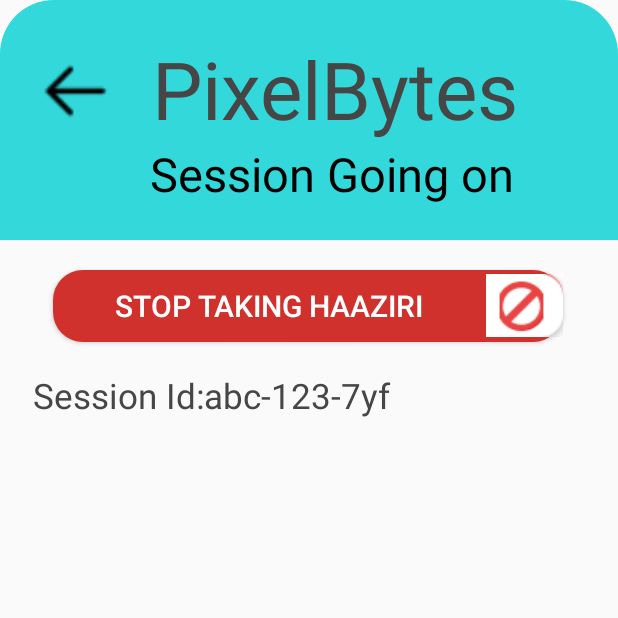
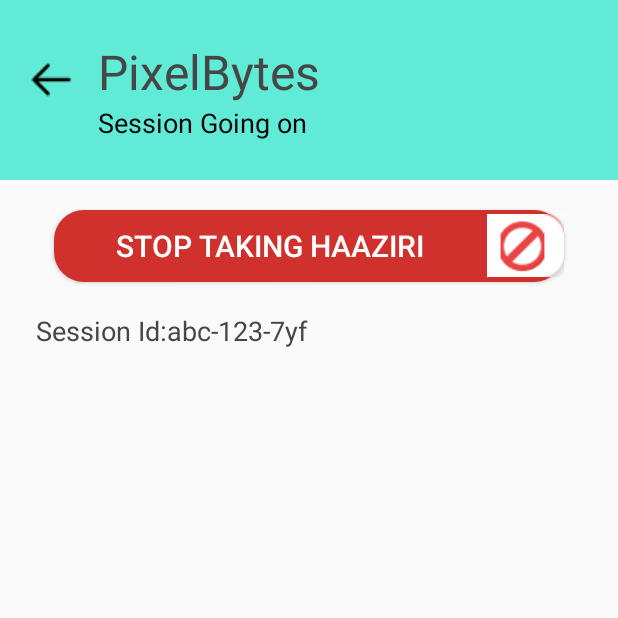
Before and after one commit to rvr007-glitch/Haaziri, an Android app: the CurrentSessionActivity screen opened directly, with no data from a screen before it, on a phone screen of 412 x 824 dp, the top half of it. Run offline under Robolectric (Android 15) with nearby library versions, the phone set to English and light mode, and no system bars; Roboto replaces fonts that are not available here.

Commit message:
Crash fix and current session current session design updates and correction

```diff
--- a/app/src/main/AndroidManifest.xml
+++ b/app/src/main/AndroidManifest.xml
@@ -11,7 +11,8 @@
         android:roundIcon="@mipmap/ic_launcher_round"
         android:supportsRtl="true"
         android:theme="@style/Theme.Haaziri">
-        <activity android:name=".sessions.CurrentSessionActivity"></activity>
+        <activity android:name=".sessions.CurrentSessionActivity"
+            android:theme="@style/Theme.AppCompat.Light.NoActionBar"/>
         <activity android:name=".teamhome.TeamHomeOwner" />
         <activity android:name=".teamhome.TeamHomeGuest" />
         <activity
--- a/app/src/main/java/com/hackslash/haaziri/sessions/CurrentSessionActivity.java
+++ b/app/src/main/java/com/hackslash/haaziri/sessions/CurrentSessionActivity.java
@@ -1,16 +1,52 @@
 package com.hackslash.haaziri.sessions;
 
 import androidx.appcompat.app.AppCompatActivity;
+import androidx.appcompat.widget.Toolbar;
+import androidx.recyclerview.widget.RecyclerView;
 
 import android.os.Bundle;
+import android.view.View;
+import android.widget.Button;
+import android.widget.ImageView;
+import android.widget.TextView;
+import android.widget.Toast;
 
 import com.hackslash.haaziri.R;
 
 public class CurrentSessionActivity extends AppCompatActivity {
 
+    private Toolbar toolbar;
+    private Button stopBtn;
+    private TextView sessionIdTv;
+    private RecyclerView attendenceRecycler;
+    private ImageView backBtn;
     @Override
     protected void onCreate(Bundle savedInstanceState) {
         super.onCreate(savedInstanceState);
         setContentView(R.layout.activity_current_session);
+
+        //making status bar white with black icons
+        getWindow().setStatusBarColor(getColor(R.color.home_status_bar_color));
+        getWindow().getDecorView().setSystemUiVisibility(View.SYSTEM_UI_FLAG_LIGHT_STATUS_BAR);
+
+        toolbar = findViewById(R.id.current_toolbar);
+        setSupportActionBar(toolbar);
+
+        initVars();
+
+        setupListeners();
+    }
+
+    private void setupListeners() {
+        backBtn.setOnClickListener(v -> finish());
+        stopBtn.setOnClickListener(v -> Toast.makeText(this, "Stop button pressed", Toast.LENGTH_SHORT).show());
+    }
+
+    private void initVars() {
+        stopBtn = findViewById(R.id.stopbtn);
+        sessionIdTv = findViewById(R.id.sessiontv);
+        attendenceRecycler = findViewById(R.id.attendance_recyclerview);
+        backBtn = toolbar.findViewById(R.id.backBtn);
+
     }
 }
--- a/app/src/main/res/drawable/attbckg.xml
+++ /dev/null
@@ -1,9 +0,0 @@
-<?xml version="1.0" encoding="utf-8"?>
-
-    <shape  xmlns:android="http://schemas.android.com/apk/res/android" android:shape="rectangle">
-        <solid android:color="#33d8da"/>
-        <corners
-
-            android:topRightRadius="36dp"
-            android:topLeftRadius="36dp"/>
-    </shape>
--- a/app/src/main/res/layout/activity_current_session.xml
+++ b/app/src/main/res/layout/activity_current_session.xml
@@ -16,7 +16,7 @@
         android:layout_height="48dp"
         android:id="@+id/stopbtn"
         android:layout_below="@+id/current_toolbar"
-        android:layout_marginLeft="35dp"
+        android:layout_centerHorizontal="true"
         android:background="@drawable/stop_btn_backgrnd"
         android:layout_marginTop="20dp"
         android:text="Stop Taking Haaziri"
@@ -33,15 +33,16 @@
         android:layout_below="@+id/stopbtn"
         android:text="Session Id:abc-123-7yf"
         android:textColor="@color/DarkGrey"
-        android:textSize="23sp"
+        android:textSize="18sp"
         android:layout_marginTop="20dp"
-        android:layout_marginLeft="22dp"
+        android:layout_marginHorizontal="24dp"
         />
     <androidx.recyclerview.widget.RecyclerView
         android:id="@+id/attendance_recyclerview"
         android:layout_width="match_parent"
         android:layout_marginTop="12dp"
-        android:layout_marginHorizontal="32dp"
+        android:layout_centerHorizontal="true"
+        android:layout_marginHorizontal="24dp"
         android:layout_height="wrap_content"
         android:layout_below="@id/sesstxtv"/>
 
--- a/app/src/main/res/layout/current_session_toolbar.xml
+++ b/app/src/main/res/layout/current_session_toolbar.xml
@@ -1,17 +1,17 @@
 <?xml version="1.0" encoding="utf-8"?>
 <androidx.appcompat.widget.Toolbar xmlns:android="http://schemas.android.com/apk/res/android"
     android:layout_width="match_parent"
-    android:layout_height="160dp"
-    android:background="@drawable/attbckg"
+    android:layout_height="120dp"
+    android:background="@color/home_status_bar_color">
 
-    >
+
     <RelativeLayout
         android:layout_width="match_parent"
         android:layout_height="wrap_content">
         <ImageView
             android:id="@+id/backBtn"
-            android:layout_width="70dp"
-            android:layout_height="57dp"
+            android:layout_width="wrap_content"
+            android:layout_height="wrap_content"
             android:src="@drawable/backarrow"
             android:layout_marginTop="8dp"/>
         <TextView
@@ -20,8 +20,8 @@
             android:id="@+id/pixeltv"
             android:text="PixelBytes"
             android:layout_toRightOf="@+id/backBtn"
-            android:textSize="53sp"
-            android:layout_marginLeft="15dp"
+            android:textSize="32sp"
+            android:layout_marginLeft="12dp"
             android:textColor="@color/DarkGrey"
             />
         <TextView
@@ -29,9 +29,9 @@
             android:layout_height="wrap_content"
             android:id="@+id/sessiontv"
             android:layout_below="@+id/pixeltv"
+            android:layout_alignStart="@id/pixeltv"
             android:text="Session Going on"
-            android:textSize="31sp"
-            android:layout_marginLeft="84dp"
+            android:textSize="18sp"
             android:textColor="@color/black"
             />
 
--- a/app/src/main/res/values-night/themes.xml
+++ b/app/src/main/res/values-night/themes.xml
@@ -1,6 +1,6 @@
 <resources xmlns:tools="http://schemas.android.com/tools">
     <!-- Base application theme. -->
-    <style name="Theme.Haaziri" parent="Theme.AppCompat.Light.NoActionBar">
+    <style name="Theme.Haaziri" parent="Theme.MaterialComponents.DayNight.DarkActionBar">
         <!-- Primary brand color. -->
         <item name="colorPrimary">@color/purple_200</item>
         <item name="colorPrimaryVariant">@color/purple_700</item>
--- a/app/src/main/res/values/themes.xml
+++ b/app/src/main/res/values/themes.xml
@@ -1,6 +1,6 @@
 <resources xmlns:tools="http://schemas.android.com/tools">
     <!-- Base application theme. -->
-    <style name="Theme.Haaziri" parent="Theme.AppCompat.Light.NoActionBar">
+    <style name="Theme.Haaziri" parent="Theme.MaterialComponents.DayNight.DarkActionBar">
         <!-- Primary brand color. -->
         <item name="colorPrimary">@color/purple_500</item>
         <item name="colorPrimaryVariant">@color/purple_700</item>
```
